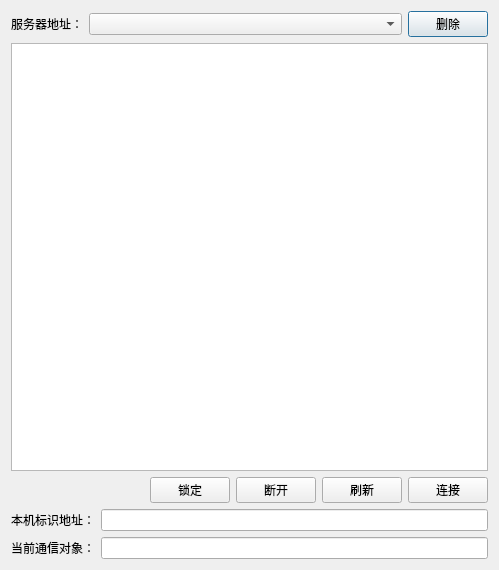
taynpg/relayFile, file Gui/Control/ConnectorControl.ui: the form before one commit.
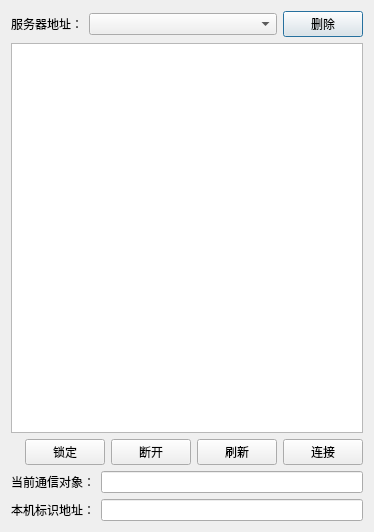
The form after the commit.

Commit message: UI：一个布局调整。

Patch:
```diff
--- a/Gui/Control/ConnectorControl.ui
+++ b/Gui/Control/ConnectorControl.ui
@@ -6,8 +6,8 @@
    <rect>
     <x>0</x>
     <y>0</y>
-    <width>499</width>
-    <height>570</height>
+    <width>374</width>
+    <height>532</height>
    </rect>
   </property>
   <property name="windowTitle">
@@ -90,20 +90,6 @@
      </item>
     </layout>
    </item>
-   <item>
-    <layout class="QHBoxLayout" name="horizontalLayout_4">
-     <item>
-      <widget class="QLabel" name="label_3">
-       <property name="text">
-        <string>本机标识地址：</string>
-       </property>
-      </widget>
-     </item>
-     <item>
-      <widget class="QLineEdit" name="lineEdit"/>
-     </item>
-    </layout>
-   </item>
    <item>
     <layout class="QHBoxLayout" name="horizontalLayout_3">
      <item>
@@ -118,6 +104,20 @@
      </item>
     </layout>
    </item>
+   <item>
+    <layout class="QHBoxLayout" name="horizontalLayout_4">
+     <item>
+      <widget class="QLabel" name="label_3">
+       <property name="text">
+        <string>本机标识地址：</string>
+       </property>
+      </widget>
+     </item>
+     <item>
+      <widget class="QLineEdit" name="lineEdit"/>
+     </item>
+    </layout>
+   </item>
   </layout>
  </widget>
  <resources/>
```
The commit also changes 2 other files.
